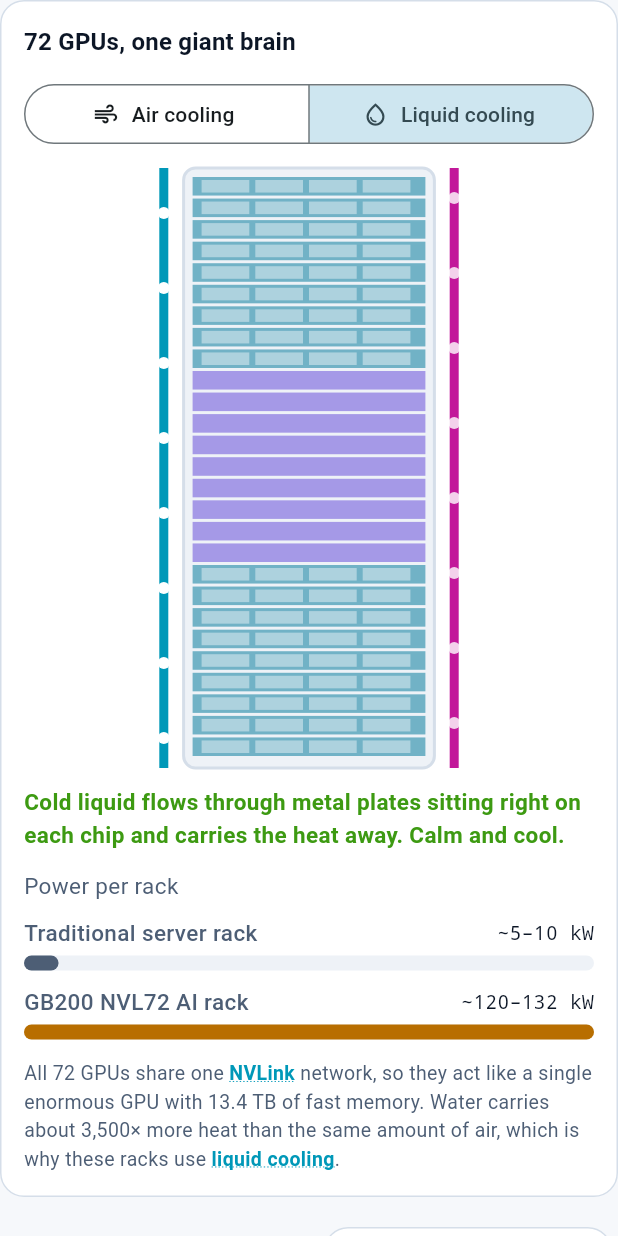
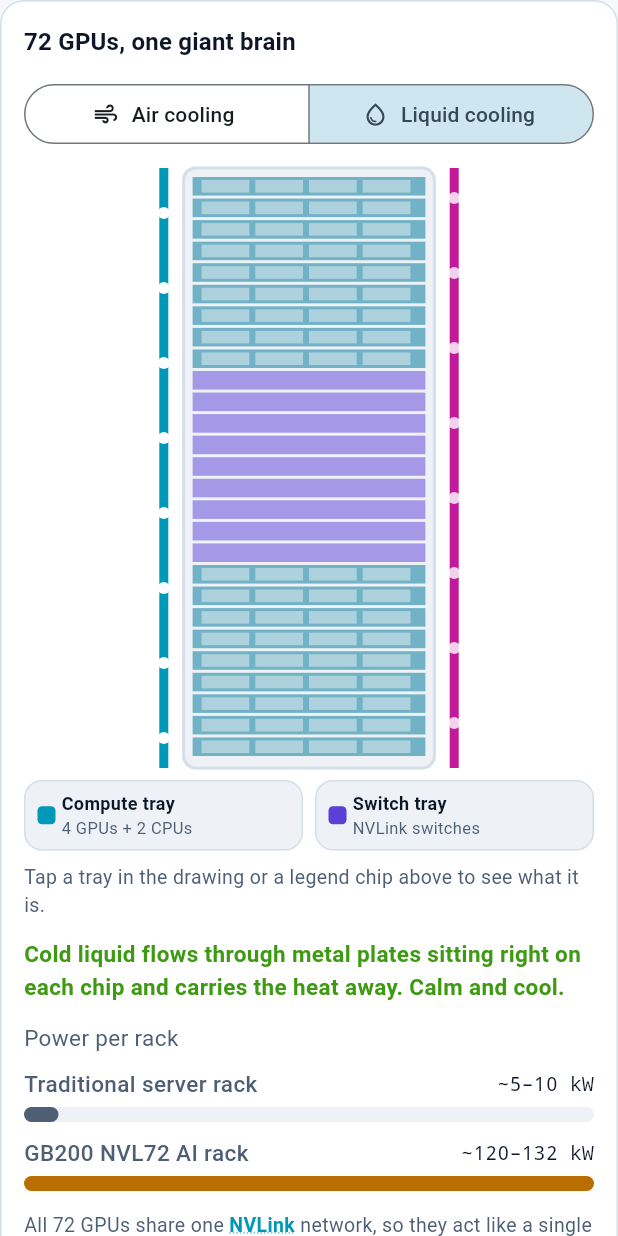
Before and after one commit to levoniust/inside-the-machine-mind, a Flutter app: the _Rack widget shown alone on an empty page, opened directly, on a phone screen of 412 x 824 dp. Run offline on Flutter 3.47's test engine with Material 3 defaults, Android fonts, the phone set to English and light mode, and no system bars; our stand-ins replace flutter_tts, shared_preferences; accounts and stored records are empty.

Commit message:
Qwen polish: s1_rack

```diff
--- a/lib/screens/s1/s1_rack.dart
+++ b/lib/screens/s1/s1_rack.dart
@@ -26,9 +26,15 @@
   State<_Rack> createState() => _RackState();
 }
 
+/// Which kind of tray the user picked in the drawing or the legend.
+enum _TrayKind { compute, switchTray }
+
 class _RackState extends State<_Rack> with SingleTickerProviderStateMixin {
   bool _liquid = true;
+  _TrayKind? _selected;
   late final AnimationController _t = AnimationController(vsync: this, duration: const Duration(seconds: 2));
+
+  void _toggleKind(_TrayKind? kind) => setState(() => _selected = kind == _selected ? null : kind);
 
   @override
   void didChangeDependencies() {
@@ -74,15 +80,65 @@
                   width: 220,
                   child: AspectRatio(
                     aspectRatio: 0.55,
-                    child: Semantics(
-                      label: _liquid ? 'Rack with coolant flowing through pipes' : 'Rack overheating with air cooling',
-                      child: AnimatedBuilder(
-                        animation: _t,
-                        builder: (_, _) => CustomPaint(painter: _RackPainter(_liquid, _t.value, c)),
-                      ),
+                    child: LayoutBuilder(
+                      builder: (context, box) {
+                        final size = Size(box.maxWidth, box.maxHeight);
+                        return GestureDetector(
+                          key: const ValueKey('rack-drawing'),
+                          behavior: HitTestBehavior.opaque,
+                          onTapUp: (d) => _toggleKind(_RackPainter.kindAt(size, d.localPosition)),
+                          child: Semantics(
+                            button: true,
+                            label: '${_liquid ? 'Rack with coolant flowing through pipes' : 'Rack overheating with air cooling'}. '
+                                'Tap a tray to identify it.',
+                            child: AnimatedBuilder(
+                              animation: _t,
+                              builder: (_, _) => CustomPaint(painter: _RackPainter(_liquid, _t.value, c, _selected)),
+                            ),
+                          ),
+                        );
+                      },
                     ),
                   ),
                 ),
+              ),
+              const SizedBox(height: Gap.s),
+              Row(
+                children: [
+                  Expanded(
+                    child: _TrayChip(
+                      key: const ValueKey('rack-legend-compute'),
+                      color: c.cyan,
+                      title: 'Compute tray',
+                      detail: '4 GPUs + 2 CPUs',
+                      selected: _selected == _TrayKind.compute,
+                      onTap: () => _toggleKind(_TrayKind.compute),
+                    ),
+                  ),
+                  const SizedBox(width: Gap.s),
+                  Expanded(
+                    child: _TrayChip(
+                      key: const ValueKey('rack-legend-switch'),
+                      color: c.violet,
+                      title: 'Switch tray',
+                      detail: 'NVLink switches',
+                      selected: _selected == _TrayKind.switchTray,
+                      onTap: () => _toggleKind(_TrayKind.switchTray),
+                    ),
+                  ),
+                ],
+              ),
+              const SizedBox(height: Gap.s),
+              TermText(
+                key: const ValueKey('rack-tray-caption'),
+                switch (_selected) {
+                  _TrayKind.compute =>
+                    'Compute tray — the workhorse of the rack: 4 GPUs and 2 CPUs in each one, and 18 × 4 = 72 GPUs all told.',
+                  _TrayKind.switchTray =>
+                    'Switch tray — packed with [[NVLink]] switches, the wiring that joins all 72 GPUs into one domain.',
+                  null => 'Tap a tray in the drawing or a legend chip above to see what it is.',
+                },
+                style: TextStyle(color: c.textDim, fontSize: 13),
               ),
               const SizedBox(height: Gap.m),
               Text(
@@ -123,33 +179,105 @@
   }
 }
 
+/// A tappable legend entry: colour swatch + what that tray holds. Fills its parent width.
+class _TrayChip extends StatelessWidget {
+  const _TrayChip({super.key, required this.color, required this.title, required this.detail, required this.selected, required this.onTap});
+  final Color color;
+  final String title;
+  final String detail;
+  final bool selected;
+  final VoidCallback onTap;
+
+  @override
+  Widget build(BuildContext context) {
+    final c = AppColors.of(context);
+    return Material(
+      color: selected ? color.withValues(alpha: 0.14) : c.surfaceHi,
+      borderRadius: BorderRadius.circular(12),
+      child: InkWell(
+        borderRadius: BorderRadius.circular(12),
+        onTap: onTap,
+        child: Container(
+          padding: const EdgeInsets.symmetric(horizontal: Gap.s, vertical: Gap.xs + 2),
+          decoration: BoxDecoration(
+            borderRadius: BorderRadius.circular(12),
+            border: Border.all(color: selected ? color : c.line, width: selected ? 2 : 1),
+          ),
+          child: Row(
+            children: [
+              Container(width: 12, height: 12, decoration: BoxDecoration(color: color, borderRadius: BorderRadius.circular(3))),
+              const SizedBox(width: Gap.xs),
+              Expanded(
+                child: Column(
+                  crossAxisAlignment: CrossAxisAlignment.start,
+                  children: [
+                    Text(title, style: TextStyle(fontSize: 12, fontWeight: FontWeight.w700, color: selected ? color : c.text)),
+                    Text(detail, style: TextStyle(fontSize: 11, color: c.textDim)),
+                  ],
+                ),
+              ),
+            ],
+          ),
+        ),
+      ),
+    );
+  }
+}
+
 class _RackPainter extends CustomPainter {
-  _RackPainter(this.liquid, this.t, this.c);
+  _RackPainter(this.liquid, this.t, this.c, this.selected);
   final bool liquid;
   final double t;
   final AppColors c;
+  final _TrayKind? selected;
+
+  // 18 compute trays (4 GPUs each) with 9 switch trays in the middle.
+  static const int trays = 27;
+  static Rect frameOf(Size size) => Rect.fromLTWH(size.width * 0.12, 0, size.width * 0.76, size.height);
+  static bool isSwitchTray(int i) => i >= 9 && i < 18;
+  static Rect trayRect(Size size, int i) {
+    final f = frameOf(size);
+    final th = (f.height - 12) / trays;
+    return Rect.fromLTWH(f.left + 6, f.top + 6 + i * th, f.width - 12, th - 2);
+  }
+
+  /// Which kind of tray a tap inside the drawing landed on (null = rack background).
+  static _TrayKind? kindAt(Size size, Offset p) {
+    final f = frameOf(size);
+    if (p.dx < f.left || p.dx > f.right || p.dy < 6) return null;
+    final i = ((p.dy - 6) * trays / (f.height - 12)).floor();
+    if (i < 0 || i >= trays) return null;
+    return isSwitchTray(i) ? _TrayKind.switchTray : _TrayKind.compute;
+  }
 
   @override
   void paint(Canvas canvas, Size size) {
-    final frame = Rect.fromLTWH(size.width * 0.12, 0, size.width * 0.76, size.height);
+    final frame = frameOf(size);
     canvas.drawRRect(RRect.fromRectAndRadius(frame, const Radius.circular(8)), Paint()..color = c.surfaceHi);
     canvas.drawRRect(RRect.fromRectAndRadius(frame, const Radius.circular(8)), Paint()
       ..style = PaintingStyle.stroke
       ..strokeWidth = 2
       ..color = c.line);
-    // 18 compute trays (4 GPUs each) with 9 switch trays in the middle.
-    const trays = 27;
-    final th = (frame.height - 12) / trays;
     for (var i = 0; i < trays; i++) {
-      final isSwitch = i >= 9 && i < 18;
-      final r = Rect.fromLTWH(frame.left + 6, frame.top + 6 + i * th, frame.width - 12, th - 2);
+      final isSwitch = isSwitchTray(i);
+      final kind = isSwitch ? _TrayKind.switchTray : _TrayKind.compute;
+      final r = trayRect(size, i);
       final heat = liquid ? 0.15 : 0.55 + 0.35 * math.sin(t * math.pi * 2 + i);
-      canvas.drawRect(r, Paint()..color = isSwitch ? c.violet.withValues(alpha: 0.5) : Color.lerp(c.cyan, c.red, heat)!.withValues(alpha: 0.6));
+      final fade = selected != null && selected != kind ? 0.35 : 1.0;
+      canvas.drawRect(r, Paint()
+        ..color = (isSwitch ? c.violet : Color.lerp(c.cyan, c.red, heat)!)
+            .withValues(alpha: (isSwitch ? 0.5 : 0.6) * fade));
       if (!isSwitch) {
         for (var g = 0; g < 4; g++) {
           canvas.drawRect(Rect.fromLTWH(r.left + 6 + g * (r.width - 12) / 4, r.top + 2, (r.width - 12) / 4 - 4, r.height - 4),
-              Paint()..color = c.bg.withValues(alpha: 0.45));
+              Paint()..color = c.bg.withValues(alpha: 0.45 * fade));
         }
+      }
+      if (selected == kind) {
+        canvas.drawRRect(RRect.fromRectAndRadius(r.inflate(0.5), const Radius.circular(2)), Paint()
+          ..style = PaintingStyle.stroke
+          ..strokeWidth = 1.6
+          ..color = (isSwitch ? c.violet : c.cyan));
       }
     }
     if (liquid) {
@@ -180,5 +308,5 @@
   }
 
   @override
-  bool shouldRepaint(_RackPainter old) => old.t != t || old.liquid != liquid || old.c != c;
+  bool shouldRepaint(_RackPainter old) => old.t != t || old.liquid != liquid || old.c != c || old.selected != selected;
 }
```
Also changed, not shown: 1 other file.
